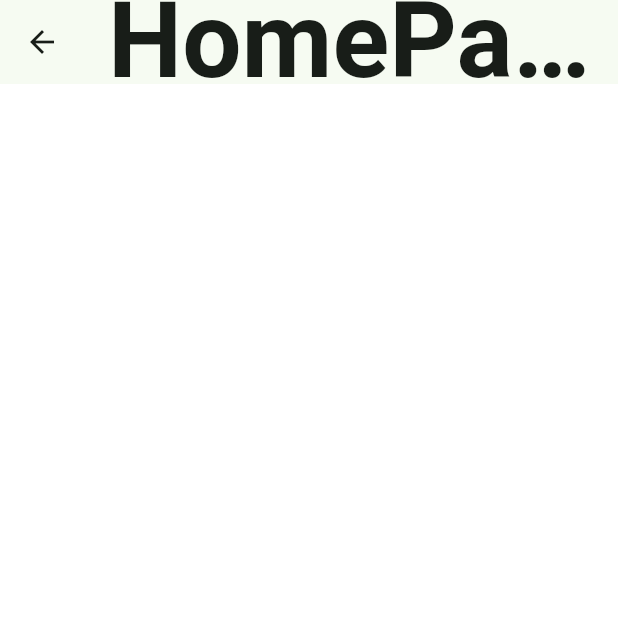
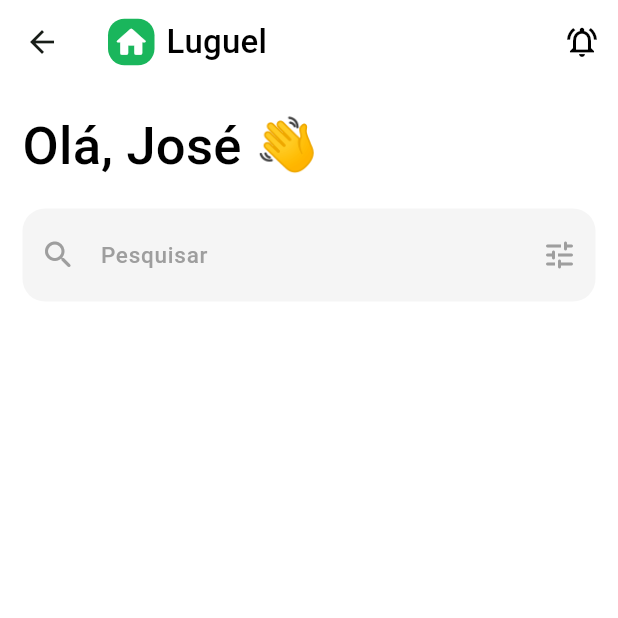
Before and after one commit to JoseVinicius-P/AluExpress-Flutter, a Flutter app: the HomePage screen opened by its route, on a phone screen of 412 x 824 dp, the top half of it. Run offline on Flutter 3.47's test engine with Material 3 defaults, Android fonts, the phone set to English and light mode, and no system bars; drawn by our look-alikes of auto_size_text; our stand-ins replace carousel_slider, flutter_keyboard_visibility, flutter_modular, flutter_triple, mask_text_input_formatter, pinput and 1 more.

Commit message:
style: adicionando textfield como caixa de pesquisa a tela

```diff
--- a/lib/app/modules/home/home_page.dart
+++ b/lib/app/modules/home/home_page.dart
@@ -1,10 +1,13 @@
+import 'package:auto_size_text/auto_size_text.dart';
 import 'package:flutter_modular/flutter_modular.dart';
 import 'package:luguel/app/modules/home/home_store.dart';
 import 'package:flutter/material.dart';
+import 'package:luguel/app/shared/utilities/my_colors.dart';
+import 'package:luguel/app/shared/utilities/my_edge_insets.dart';
+import 'package:luguel/app/shared/widgets/text_field_widget.dart';
 
 class HomePage extends StatefulWidget {
-  final String title;
-  const HomePage({Key? key, this.title = 'HomePage'}) : super(key: key);
+  const HomePage({Key? key}) : super(key: key);
   @override
   HomePageState createState() => HomePageState();
 }
@@ -13,12 +16,52 @@ class HomePageState extends State<HomePage> {
 
   @override
   Widget build(BuildContext context) {
+    var theme = Theme.of(context);
     return Scaffold(
       appBar: AppBar(
-        title: Text(widget.title),
+        forceMaterialTransparency: true,
+        title: Row(
+          children: [
+            Container(
+              decoration: BoxDecoration(
+                color: MyColors.primaryColor,
+                borderRadius: BorderRadius.circular(11)
+              ),
+              padding: const EdgeInsets.all(3),
+              child: const Icon(Icons.home_rounded, color: Colors.white, size: 25,)
+            ),
+            const SizedBox(width: 8,),
+            Text(
+              "Luguel",
+              style: theme.textTheme.titleMedium!.copyWith(color: MyColors.textColor, fontSize: 22),
+            ),
+          ],
+        ),
+        actions: [
+          IconButton(
+            onPressed: (){},
+            icon: const Icon(Icons.notifications_active_outlined, color: MyColors.textColor)
+          )
+        ],
       ),
-      body: Column(
-        children: <Widget>[],
+      body: Padding(
+        padding: MyEdgeInsets.standard,
+        child: Column(
+          crossAxisAlignment: CrossAxisAlignment.start,
+          children: [
+            AutoSizeText(
+              "Olá, José 👋",
+              style: theme.textTheme.titleMedium!.copyWith(color: MyColors.textColor, fontSize: 35),
+            ),
+            SizedBox(height: 15,),
+            TextFieldWidget(
+              hint: "Pesquisar",
+              prefixIcon: Icons.search_rounded,
+              suffixIcon: Icons.tune_rounded,
+              onPressedSuffixIcon: (){},
+            ),
+          ],
+        ),
       ),
     );
   }
```
